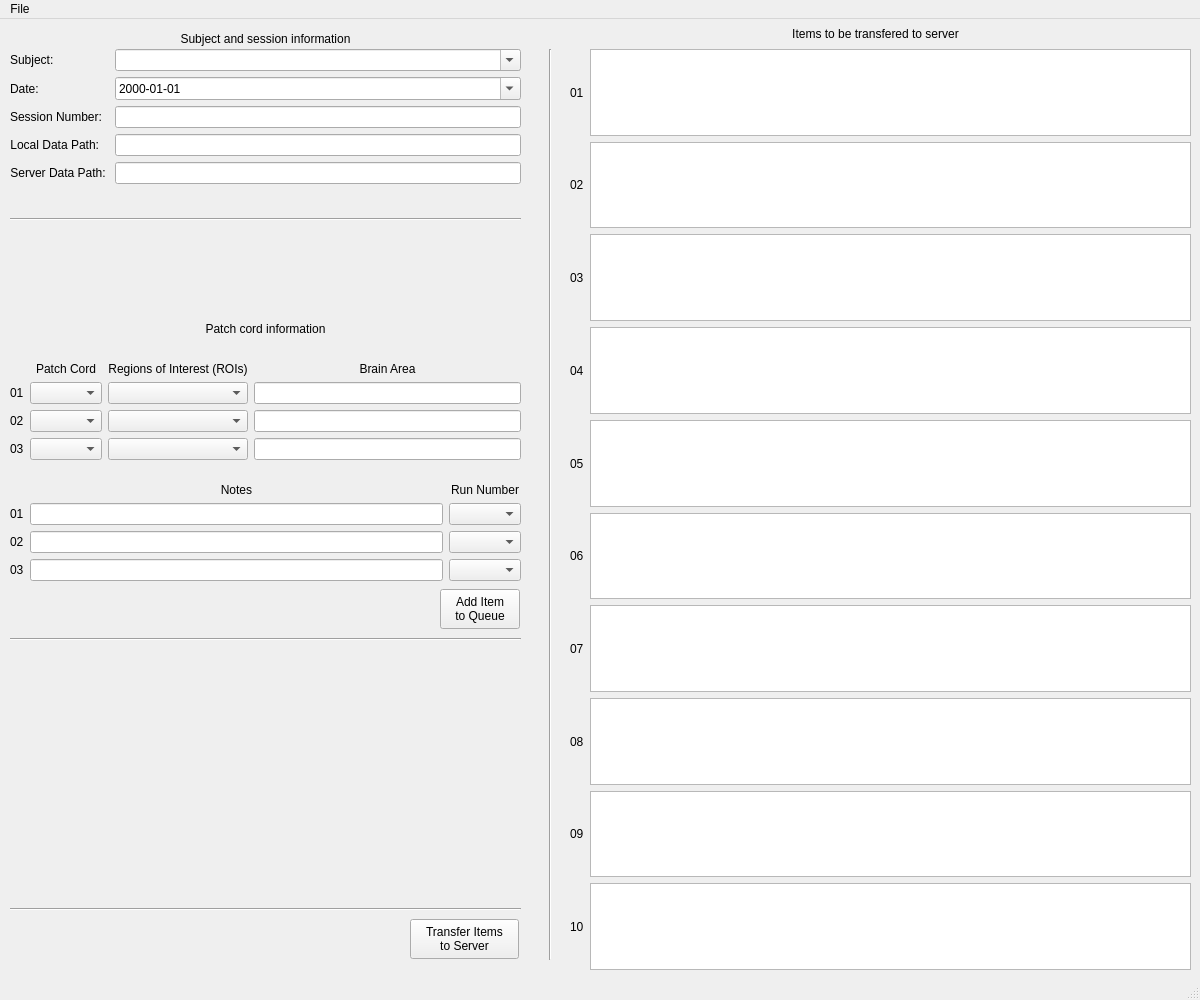
First picture: the form in deploy/fiberphotometry/fiber_photometry_form.ui, repository int-brain-lab/iblscripts, before the edit.
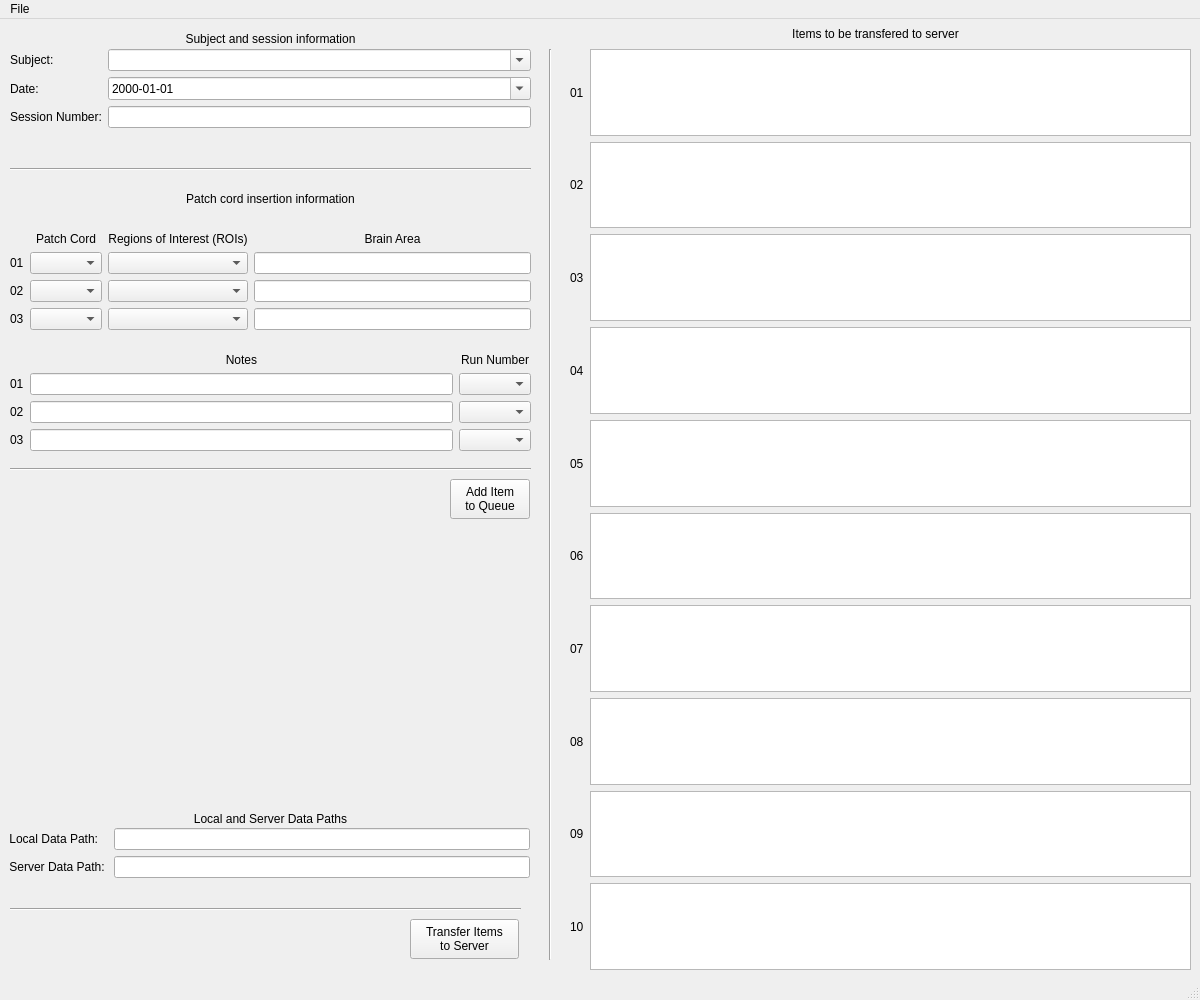
Second picture: the form after the edit.

Commit message: minor view tweaks, notes and run number added to exported and stringified data

Diff of the .ui file:
```diff
--- a/deploy/fiberphotometry/fiber_photometry_form.ui
+++ b/deploy/fiberphotometry/fiber_photometry_form.ui
@@ -229,8 +229,8 @@
    <widget class="QPushButton" name="button_add_item_to_queue">
     <property name="geometry">
      <rect>
-      <x>440</x>
-      <y>570</y>
+      <x>450</x>
+      <y>460</y>
       <width>80</width>
       <height>40</height>
      </rect>
@@ -248,7 +248,7 @@
      <rect>
       <x>10</x>
       <y>10</y>
-      <width>511</width>
+      <width>521</width>
       <height>20</height>
      </rect>
     </property>
@@ -267,8 +267,8 @@
      <rect>
       <x>10</x>
       <y>30</y>
-      <width>511</width>
-      <height>161</height>
+      <width>521</width>
+      <height>101</height>
      </rect>
     </property>
     <layout class="QFormLayout" name="formLayout_2">
@@ -326,48 +326,14 @@
        </property>
       </widget>
      </item>
-     <item row="4" column="0">
-      <widget class="QLabel" name="label_6">
-       <property name="text">
-        <string>Server Data Path: </string>
-       </property>
-       <property name="alignment">
-        <set>Qt::AlignRight|Qt::AlignTrailing|Qt::AlignVCenter</set>
-       </property>
-      </widget>
-     </item>
-     <item row="4" column="1">
-      <widget class="QLineEdit" name="server_data_path">
-       <property name="alignment">
-        <set>Qt::AlignLeading|Qt::AlignLeft|Qt::AlignVCenter</set>
-       </property>
-      </widget>
-     </item>
-     <item row="3" column="0">
-      <widget class="QLabel" name="label_22">
-       <property name="text">
-        <string>Local Data Path:</string>
-       </property>
-       <property name="alignment">
-        <set>Qt::AlignRight|Qt::AlignTrailing|Qt::AlignVCenter</set>
-       </property>
-      </widget>
-     </item>
-     <item row="3" column="1">
-      <widget class="QLineEdit" name="local_data_path">
-       <property name="alignment">
-        <set>Qt::AlignLeading|Qt::AlignLeft|Qt::AlignVCenter</set>
-       </property>
-      </widget>
-     </item>
     </layout>
    </widget>
    <widget class="QWidget" name="gridLayoutWidget">
     <property name="geometry">
      <rect>
       <x>10</x>
-      <y>320</y>
-      <width>511</width>
+      <y>190</y>
+      <width>521</width>
       <height>121</height>
      </rect>
     </property>
@@ -460,8 +426,8 @@
     <property name="geometry">
      <rect>
       <x>10</x>
-      <y>450</y>
-      <width>511</width>
+      <y>320</y>
+      <width>521</width>
       <height>112</height>
      </rect>
     </property>
@@ -543,13 +509,13 @@
     <property name="geometry">
      <rect>
       <x>10</x>
-      <y>300</y>
-      <width>511</width>
+      <y>170</y>
+      <width>521</width>
       <height>20</height>
      </rect>
     </property>
     <property name="text">
-     <string>Patch cord information</string>
+     <string>Patch cord insertion information</string>
     </property>
     <property name="alignment">
      <set>Qt::AlignCenter</set>
@@ -559,8 +525,8 @@
     <property name="geometry">
      <rect>
       <x>10</x>
-      <y>610</y>
-      <width>511</width>
+      <y>440</y>
+      <width>521</width>
       <height>20</height>
      </rect>
     </property>
@@ -585,8 +551,8 @@
     <property name="geometry">
      <rect>
       <x>10</x>
-      <y>190</y>
-      <width>511</width>
+      <y>140</y>
+      <width>521</width>
       <height>20</height>
      </rect>
     </property>
@@ -607,6 +573,68 @@
      <enum>Qt::Vertical</enum>
     </property>
    </widget>
+   <widget class="QWidget" name="formLayoutWidget_3">
+    <property name="geometry">
+     <rect>
+      <x>9</x>
+      <y>809</y>
+      <width>521</width>
+      <height>61</height>
+     </rect>
+    </property>
+    <layout class="QFormLayout" name="formLayout">
+     <item row="0" column="0">
+      <widget class="QLabel" name="label_22">
+       <property name="text">
+        <string>Local Data Path:</string>
+       </property>
+       <property name="alignment">
+        <set>Qt::AlignRight|Qt::AlignTrailing|Qt::AlignVCenter</set>
+       </property>
+      </widget>
+     </item>
+     <item row="0" column="1">
+      <widget class="QLineEdit" name="local_data_path">
+       <property name="alignment">
+        <set>Qt::AlignLeading|Qt::AlignLeft|Qt::AlignVCenter</set>
+       </property>
+      </widget>
+     </item>
+     <item row="1" column="0">
+      <widget class="QLabel" name="label_6">
+       <property name="text">
+        <string>Server Data Path: </string>
+       </property>
+       <property name="alignment">
+        <set>Qt::AlignRight|Qt::AlignTrailing|Qt::AlignVCenter</set>
+       </property>
+      </widget>
+     </item>
+     <item row="1" column="1">
+      <widget class="QLineEdit" name="server_data_path">
+       <property name="alignment">
+        <set>Qt::AlignLeading|Qt::AlignLeft|Qt::AlignVCenter</set>
+       </property>
+      </widget>
+     </item>
+    </layout>
+   </widget>
+   <widget class="QLabel" name="label_29">
+    <property name="geometry">
+     <rect>
+      <x>10</x>
+      <y>790</y>
+      <width>521</width>
+      <height>20</height>
+     </rect>
+    </property>
+    <property name="text">
+     <string>Local and Server Data Paths</string>
+    </property>
+    <property name="alignment">
+     <set>Qt::AlignCenter</set>
+    </property>
+   </widget>
   </widget>
   <widget class="QMenuBar" name="menubar">
    <property name="geometry">
```
The commit also changes 2 other files.
